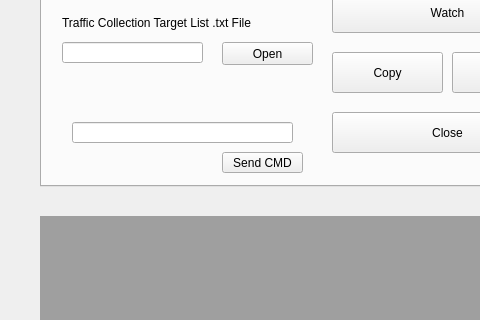
The window that src/CC_Server_GUI.ui (gunh0/tor-network-analyzer) describes before a commit, drawn with Qt 5; both pictures show x 0 to 480 and y 154 to 474 of the 620 by 680 pixel window.
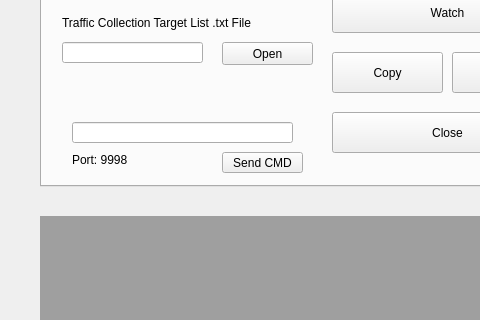
The same window after the commit.

```diff
--- a/src/CC_Server_GUI.ui
+++ b/src/CC_Server_GUI.ui
@@ -769,6 +769,19 @@
        </rect>
       </property>
      </widget>
+     <widget class="QLabel" name="label_8">
+      <property name="geometry">
+       <rect>
+        <x>30</x>
+        <y>240</y>
+        <width>131</width>
+        <height>16</height>
+       </rect>
+      </property>
+      <property name="text">
+       <string>Port: 9998</string>
+      </property>
+     </widget>
     </widget>
    </widget>
    <widget class="QMdiArea" name="mdiArea">
```
Left out of the diff: 2 changed lines with no effect on the pictures.
